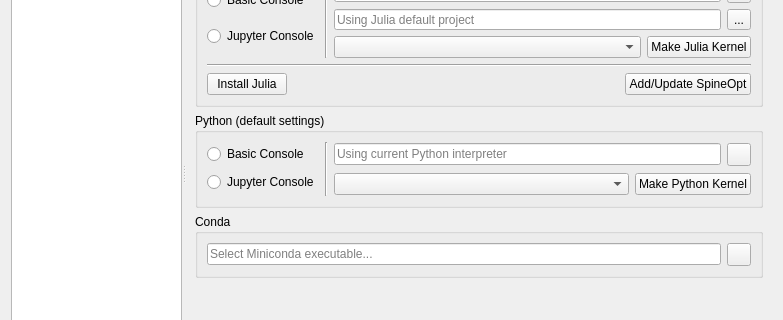
This is spinetoolbox/ui/settings.ui in spine-tools/Spine-Toolbox as Qt 5 draws it before an edit; both pictures show x 0 to 783 and y 159 to 479 of the 783 by 692 pixel window. The edited form follows.
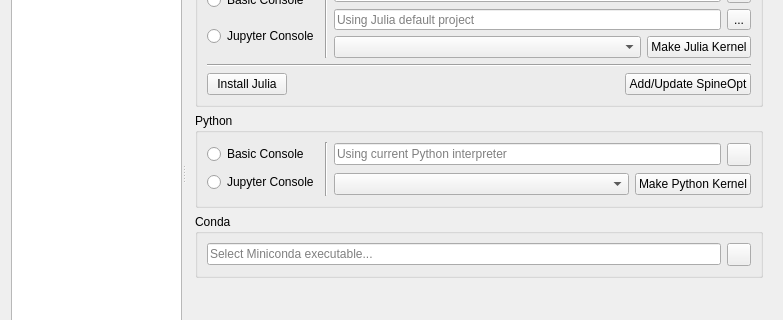
This is the edited form. The open tabs and pages were chosen to show the change. Icons and pictures are not drawn. Custom widgets are drawn as their Qt base class.

```diff
--- a/spinetoolbox/ui/settings.ui
+++ b/spinetoolbox/ui/settings.ui
@@ -877,7 +877,7 @@
            <string>&lt;html&gt;&lt;head/&gt;&lt;body&gt;&lt;p&gt;&lt;span style=&quot; font-weight:600;&quot;&gt;Default settings&lt;/span&gt; for new Python Tool specs. Defaults can be changed for each Tool specification separately.&lt;/p&gt;&lt;/body&gt;&lt;/html&gt;</string>
           </property>
           <property name="title">
-           <string>Python (default settings)</string>
+           <string>Python</string>
           </property>
           <layout class="QHBoxLayout" name="horizontalLayout_3">
            <item>
```
Left out of the diff: 29 changed lines with no effect on the pictures.
